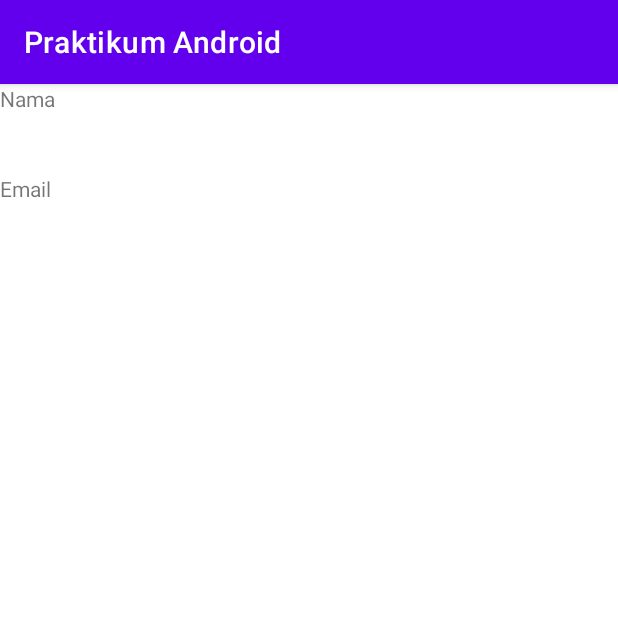
After one commit to handy-perdana-mulya/PRAKTIKUM-ANDROID-L-2021, an Android app: the ResultActivity screen opened directly, with no data from a screen before it, on a phone screen of 412 x 824 dp, the top half of it. The commit adds this screen. Run offline under Robolectric (Android 15) with nearby library versions, the phone set to English and light mode, and no system bars.

Commit message:
Intent, extra dan ResultActivity

```diff
--- a/app/src/main/AndroidManifest.xml
+++ b/app/src/main/AndroidManifest.xml
@@ -10,6 +10,9 @@
         android:supportsRtl="true"
         android:theme="@style/Theme.PraktikumAndroid">
         <activity
+            android:name=".ResultActivity"
+            android:exported="false" />
+        <activity
             android:name=".MainActivity"
             android:exported="true">
             <intent-filter>
--- a/app/src/main/java/com/handy/praktikumandroid/MainActivity.kt
+++ b/app/src/main/java/com/handy/praktikumandroid/MainActivity.kt
@@ -1,5 +1,6 @@
 package com.handy.praktikumandroid
 
+import android.content.Intent
 import androidx.appcompat.app.AppCompatActivity
 import android.os.Bundle
 import android.widget.Button
@@ -22,9 +23,16 @@ class MainActivity : AppCompatActivity() {
 
         simpanButton.setOnClickListener {
             val nama = namaEditText.text.toString()
+            val email = emailEditText.text.toString()
             var jumlahSks = jumlahSksEditText.text.toString().toInt()
             jumlahSks = 160 - jumlahSks
             Toast.makeText(this,"sisa SKS... $jumlahSks",Toast.LENGTH_SHORT).show()
+
+            val intent = Intent(this,ResultActivity::class.java)
+            intent.putExtra("nama",nama)
+            intent.putExtra("email",email)
+            intent.putExtra("jumlah_sks",jumlahSks)
+            startActivity(intent)
 
         }
 
--- /dev/null
+++ b/app/src/main/java/com/handy/praktikumandroid/ResultActivity.kt
@@ -0,0 +1,24 @@
+package com.handy.praktikumandroid
+
+import androidx.appcompat.app.AppCompatActivity
+import android.os.Bundle
+import android.widget.TextView
+
+class ResultActivity : AppCompatActivity() {
+    override fun onCreate(savedInstanceState: Bundle?) {
+        super.onCreate(savedInstanceState)
+        setContentView(R.layout.activity_result)
+
+        val nameTextView = findViewById<TextView>(R.id.namaTextView)
+        val emailTextView = findViewById<TextView>(R.id.emailTextView)
+
+        val name = intent.getStringExtra("nama")
+        val email = intent.getStringExtra("email")
+        val jumlahSks = intent.getIntExtra("jumlah_sks", 0)
+
+        nameTextView.setText(name)
+        emailTextView.setText(email)
+
+
+    }
+}
--- a/app/src/main/res/layout/activity_main.xml
+++ b/app/src/main/res/layout/activity_main.xml
@@ -68,7 +68,7 @@
         android:layout_height="wrap_content"
         android:hint="@string/isi_tanggal_lahir"
         android:inputType="date"
-        android:autofillHints=""
+        android:autofillHints="name"
         android:layout_marginBottom="8dp"
         />
 
@@ -84,8 +84,9 @@
         android:layout_height="wrap_content"
         android:hint="@string/isi_dengan_jumlah_sks_yang_sudah_ditempuh"
         android:inputType="number"
-        android:autofillHints=""
+        android:autofillHints="name"
         android:layout_marginBottom="8dp"
+        android:text="0"
         />
 
     <LinearLayout
--- /dev/null
+++ b/app/src/main/res/layout/activity_result.xml
@@ -0,0 +1,40 @@
+<?xml version="1.0" encoding="utf-8"?>
+<LinearLayout
+    xmlns:android="http://schemas.android.com/apk/res/android"
+    xmlns:app="http://schemas.android.com/apk/res-auto"
+    xmlns:tools="http://schemas.android.com/tools"
+    android:layout_width="match_parent"
+    android:layout_height="match_parent"
+    android:orientation="vertical"
+    tools:context=".ResultActivity">
+
+    <TextView
+        android:layout_width="match_parent"
+        android:layout_height="wrap_content"
+        android:text="Nama"
+        />
+
+    <TextView
+        android:id="@+id/namaTextView"
+        android:layout_width="match_parent"
+        android:layout_height="wrap_content"
+        tools:text="Handy Perdana Mulya"
+        android:textSize="30sp"
+        />
+
+    <TextView
+        android:layout_width="match_parent"
+        android:layout_height="wrap_content"
+        android:text="Email"
+        />
+
+    <TextView
+        android:id="@+id/emailTextView"
+        android:layout_width="match_parent"
+        android:layout_height="wrap_content"
+        tools:text="handyperdana8@gmail.com"
+        android:textSize="16sp"
+        />
+
+
+</LinearLayout>
--- a/build.gradle
+++ b/build.gradle
@@ -6,7 +6,7 @@ buildscript {
     }
     dependencies {
         classpath "com.android.tools.build:gradle:7.0.3"
-        classpath "org.jetbrains.kotlin:kotlin-gradle-plugin:1.5.20"
+        classpath 'org.jetbrains.kotlin:kotlin-gradle-plugin:1.6.0'
 
         // NOTE: Do not place your application dependencies here; they belong
         // in the individual module build.gradle files
```
